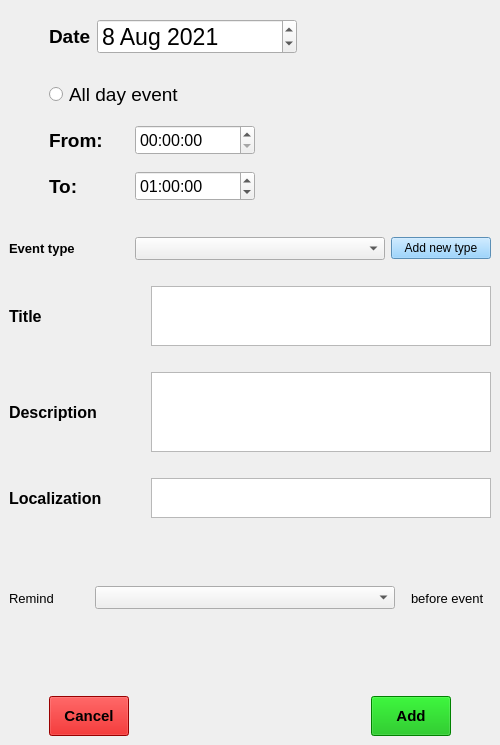
Old version of the form NewEventWindow.ui in the repository Klaudia-24/Harmonogram.
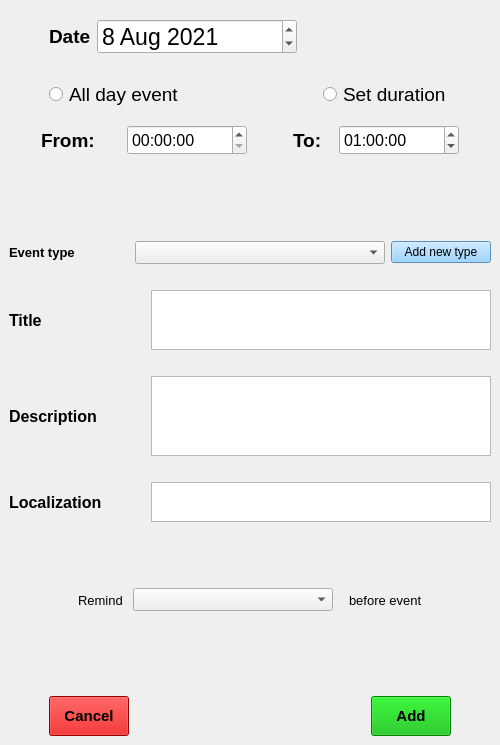
New version of the form.

Commit message: Changed arrangement of the time fields. Added radio button for setting event duration and remind times.

```diff
--- a/NewEventWindow.ui
+++ b/NewEventWindow.ui
@@ -22,7 +22,7 @@
   <widget class="QWidget" name="centralwidget">
    <layout class="QGridLayout" name="gridLayout">
     <item row="0" column="0">
-     <layout class="QVBoxLayout" name="verticalLayout" stretch="0,1,0,1,0,1,0,1,0,1,0,1,0,1,0,1,0,1,1,1">
+     <layout class="QVBoxLayout" name="verticalLayout" stretch="0,1,0,1,0,1,0,1,0,1,0,1,0,1,0,1,1,1">
       <item>
        <spacer name="verticalSpacer_10">
         <property name="orientation">
@@ -129,7 +129,7 @@
        </spacer>
       </item>
       <item>
-       <layout class="QHBoxLayout" name="horizontalLayout_11" stretch="0,0,1">
+       <layout class="QHBoxLayout" name="horizontalLayout_11" stretch="0,0,1,0,0">
         <item>
          <spacer name="horizontalSpacer_7">
           <property name="orientation">
@@ -168,6 +168,31 @@
           </property>
          </spacer>
         </item>
+        <item>
+         <widget class="QRadioButton" name="setDurationEventRadioButton">
+          <property name="font">
+           <font>
+            <pointsize>14</pointsize>
+           </font>
+          </property>
+          <property name="text">
+           <string>Set duration</string>
+          </property>
+         </widget>
+        </item>
+        <item>
+         <spacer name="horizontalSpacer_13">
+          <property name="orientation">
+           <enum>Qt::Horizontal</enum>
+          </property>
+          <property name="sizeHint" stdset="0">
+           <size>
+            <width>40</width>
+            <height>20</height>
+           </size>
+          </property>
+         </spacer>
+        </item>
        </layout>
       </item>
       <item>
@@ -187,7 +212,7 @@
        </spacer>
       </item>
       <item>
-       <layout class="QHBoxLayout" name="horizontalLayout_10" stretch="0,0,1">
+       <layout class="QHBoxLayout" name="horizontalLayout_10" stretch="0,0,1,0">
         <item>
          <spacer name="horizontalSpacer_8">
           <property name="orientation">
@@ -265,24 +290,6 @@
           </property>
          </spacer>
         </item>
-       </layout>
-      </item>
-      <item>
-       <spacer name="verticalSpacer_7">
-        <property name="orientation">
-         <enum>Qt::Vertical</enum>
-        </property>
-        <property name="sizeType">
-         <enum>QSizePolicy::Fixed</enum>
-        </property>
-        <property name="sizeHint" stdset="0">
-         <size>
-          <width>20</width>
-          <height>10</height>
-         </size>
-        </property>
-       </spacer>
-      </item>
       <item>
        <layout class="QHBoxLayout" name="horizontalLayout_8" stretch="0,0,1">
         <item>
@@ -304,7 +311,7 @@
            <widget class="QLabel" name="toLabel">
             <property name="minimumSize">
              <size>
-              <width>80</width>
+                <width>40</width>
               <height>0</height>
              </size>
             </property>
@@ -374,6 +381,8 @@
         </item>
        </layout>
       </item>
+       </layout>
+      </item>
       <item>
        <spacer name="verticalSpacer_6">
         <property name="orientation">
@@ -385,7 +394,7 @@
         <property name="sizeHint" stdset="0">
          <size>
           <width>20</width>
-          <height>30</height>
+          <height>80</height>
          </size>
         </property>
        </spacer>
@@ -642,9 +651,28 @@
        </spacer>
       </item>
       <item>
-       <layout class="QHBoxLayout" name="horizontalLayout_2" stretch="0,1,0,0">
+       <layout class="QHBoxLayout" name="horizontalLayout_2" stretch="0,0,1,0,0,0">
+        <item>
+         <spacer name="horizontalSpacer_14">
+          <property name="orientation">
+           <enum>Qt::Horizontal</enum>
+          </property>
+          <property name="sizeHint" stdset="0">
+           <size>
+            <width>40</width>
+            <height>20</height>
+           </size>
+          </property>
+         </spacer>
+        </item>
         <item>
          <widget class="QLabel" name="remindLabel">
+          <property name="maximumSize">
+           <size>
+            <width>80</width>
+            <height>16777215</height>
+           </size>
+          </property>
           <property name="font">
            <font>
             <pointsize>10</pointsize>
@@ -659,7 +687,7 @@
          <widget class="QComboBox" name="remindBeforeComboBox">
           <property name="maximumSize">
            <size>
-            <width>300</width>
+            <width>200</width>
             <height>16777215</height>
            </size>
           </property>
@@ -707,6 +735,19 @@
           </property>
          </widget>
         </item>
+        <item>
+         <spacer name="horizontalSpacer_15">
+          <property name="orientation">
+           <enum>Qt::Horizontal</enum>
+          </property>
+          <property name="sizeHint" stdset="0">
+           <size>
+            <width>40</width>
+            <height>20</height>
+           </size>
+          </property>
+         </spacer>
+        </item>
        </layout>
       </item>
       <item>
```
Left out of the diff: 4 changed lines with no effect on the pictures. Lines whose indentation alone changed are shown as unchanged. The commit also changes 1 other file.
